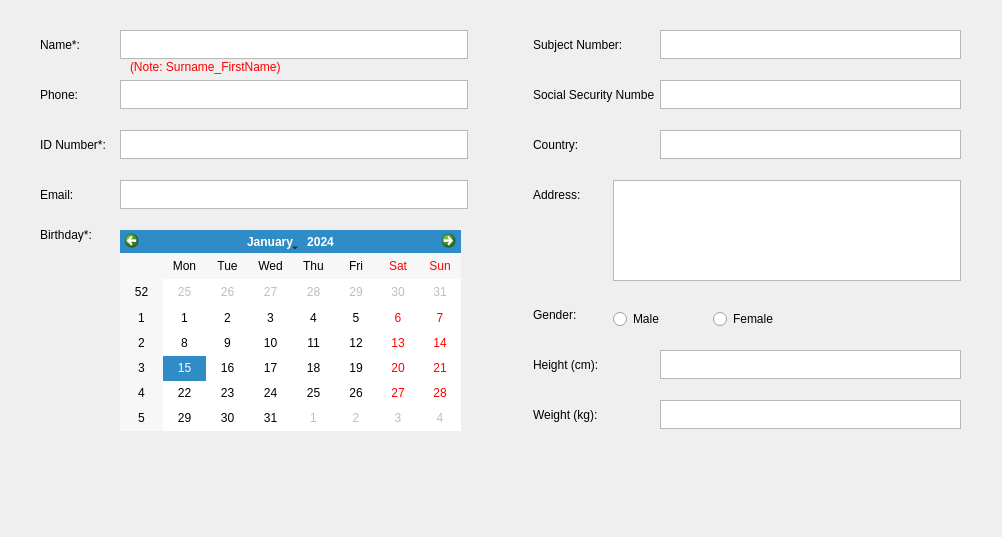
Qt form DesktopApp/createnewpatientdialog.ui (michaelfong2017/landmark-annotator-desktop) before a commit.
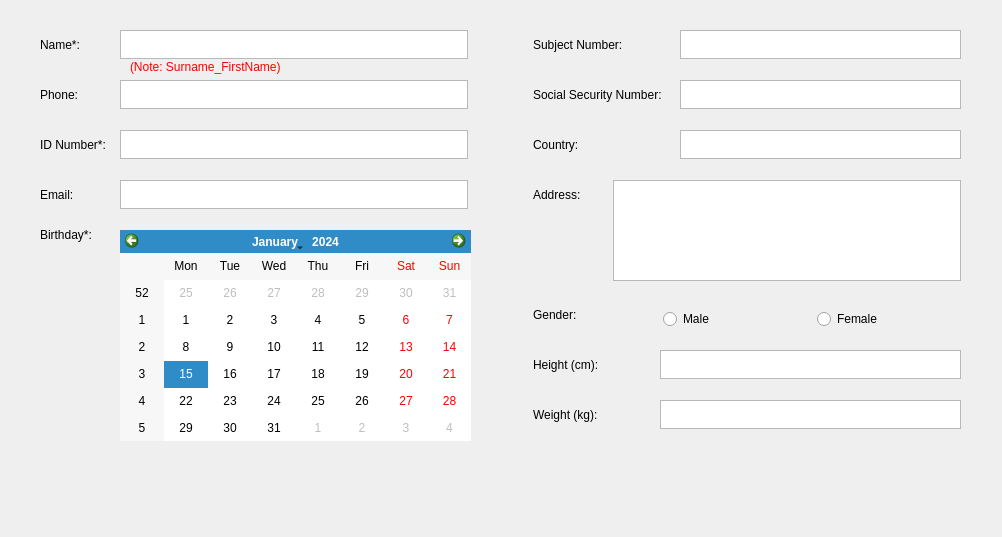
The same form after that commit.

Commit message: Fixed ImageWrite & improved RANSAC speed & fixed UI

Patch:
```diff
--- a/DesktopApp/createnewpatientdialog.ui
+++ b/DesktopApp/createnewpatientdialog.ui
@@ -28,10 +28,13 @@
     <rect>
      <x>533</x>
      <y>350</y>
-     <width>71</width>
+     <width>111</width>
      <height>29</height>
     </rect>
    </property>
+   <property name="styleSheet">
+    <string notr="true">font: 12px &quot;MS Shell Dlg 2&quot;;</string>
+   </property>
    <property name="text">
     <string>Height (cm):</string>
    </property>
@@ -41,10 +44,13 @@
     <rect>
      <x>40</x>
      <y>180</y>
-     <width>45</width>
+     <width>81</width>
      <height>29</height>
     </rect>
    </property>
+   <property name="styleSheet">
+    <string notr="true">font: 12px &quot;MS Shell Dlg 2&quot;;</string>
+   </property>
    <property name="text">
     <string>Email:</string>
    </property>
@@ -54,10 +60,13 @@
     <rect>
      <x>40</x>
      <y>30</y>
-     <width>61</width>
+     <width>81</width>
      <height>29</height>
     </rect>
    </property>
+   <property name="styleSheet">
+    <string notr="true">font: 12px &quot;MS Shell Dlg 2&quot;;</string>
+   </property>
    <property name="text">
     <string>Name*:</string>
    </property>
@@ -77,10 +86,13 @@
     <rect>
      <x>533</x>
      <y>30</y>
-     <width>91</width>
+     <width>131</width>
      <height>29</height>
     </rect>
    </property>
+   <property name="styleSheet">
+    <string notr="true">font: 12px &quot;MS Shell Dlg 2&quot;;</string>
+   </property>
    <property name="text">
     <string>Subject Number:</string>
    </property>
@@ -90,10 +102,13 @@
     <rect>
      <x>533</x>
      <y>400</y>
-     <width>71</width>
+     <width>111</width>
      <height>29</height>
     </rect>
    </property>
+   <property name="styleSheet">
+    <string notr="true">font: 12px &quot;MS Shell Dlg 2&quot;;</string>
+   </property>
    <property name="text">
     <string>Weight (kg):</string>
    </property>
@@ -101,9 +116,9 @@
   <widget class="QTextEdit" name="subjectNumberInput">
    <property name="geometry">
     <rect>
-     <x>660</x>
+     <x>680</x>
      <y>30</y>
-     <width>301</width>
+     <width>281</width>
      <height>29</height>
     </rect>
    </property>
@@ -111,9 +126,9 @@
   <widget class="QTextEdit" name="nationalityInput">
    <property name="geometry">
     <rect>
-     <x>660</x>
+     <x>680</x>
      <y>130</y>
-     <width>301</width>
+     <width>281</width>
      <height>29</height>
     </rect>
    </property>
@@ -121,9 +136,9 @@
   <widget class="QTextEdit" name="socialSecurityInput">
    <property name="geometry">
     <rect>
-     <x>660</x>
+     <x>680</x>
      <y>80</y>
-     <width>301</width>
+     <width>281</width>
      <height>29</height>
     </rect>
    </property>
@@ -166,10 +181,13 @@
     <rect>
      <x>533</x>
      <y>300</y>
-     <width>51</width>
+     <width>121</width>
      <height>29</height>
     </rect>
    </property>
+   <property name="styleSheet">
+    <string notr="true">font: 12px &quot;MS Shell Dlg 2&quot;;</string>
+   </property>
    <property name="text">
     <string>Gender:</string>
    </property>
@@ -189,10 +207,13 @@
     <rect>
      <x>533</x>
      <y>80</y>
-     <width>121</width>
+     <width>141</width>
      <height>29</height>
     </rect>
    </property>
+   <property name="styleSheet">
+    <string notr="true">font: 12px &quot;MS Shell Dlg 2&quot;;</string>
+   </property>
    <property name="text">
     <string>Social Security Number:</string>
    </property>
@@ -202,10 +223,13 @@
     <rect>
      <x>40</x>
      <y>80</y>
-     <width>45</width>
+     <width>81</width>
      <height>29</height>
     </rect>
    </property>
+   <property name="styleSheet">
+    <string notr="true">font: 12px &quot;MS Shell Dlg 2&quot;;</string>
+   </property>
    <property name="text">
     <string>Phone:</string>
    </property>
@@ -223,15 +247,18 @@
   <widget class="QWidget" name="horizontalLayoutWidget_2">
    <property name="geometry">
     <rect>
-     <x>613</x>
+     <x>663</x>
      <y>300</y>
-     <width>194</width>
+     <width>301</width>
      <height>39</height>
     </rect>
    </property>
    <layout class="QHBoxLayout" name="sexInput">
     <item>
      <widget class="QRadioButton" name="male">
+      <property name="styleSheet">
+       <string notr="true">font: 10px &quot;MS Shell Dlg 2&quot;;</string>
+      </property>
       <property name="text">
        <string>Male</string>
       </property>
@@ -239,6 +266,9 @@
     </item>
     <item>
      <widget class="QRadioButton" name="female">
+      <property name="styleSheet">
+       <string notr="true">font: 10px &quot;MS Shell Dlg 2&quot;;</string>
+      </property>
       <property name="text">
        <string>Female</string>
       </property>
@@ -251,10 +281,13 @@
     <rect>
      <x>533</x>
      <y>180</y>
-     <width>61</width>
+     <width>81</width>
      <height>29</height>
     </rect>
    </property>
+   <property name="styleSheet">
+    <string notr="true">font: 12px &quot;MS Shell Dlg 2&quot;;</string>
+   </property>
    <property name="text">
     <string>Address:</string>
    </property>
@@ -264,10 +297,13 @@
     <rect>
      <x>533</x>
      <y>130</y>
-     <width>61</width>
+     <width>131</width>
      <height>29</height>
     </rect>
    </property>
+   <property name="styleSheet">
+    <string notr="true">font: 12px &quot;MS Shell Dlg 2&quot;;</string>
+   </property>
    <property name="text">
     <string>Country:</string>
    </property>
@@ -277,20 +313,26 @@
     <rect>
      <x>120</x>
      <y>230</y>
-     <width>341</width>
-     <height>201</height>
+     <width>351</width>
+     <height>211</height>
     </rect>
    </property>
+   <property name="styleSheet">
+    <string notr="true">font: 12px &quot;MS Shell Dlg 2&quot;;</string>
+   </property>
   </widget>
   <widget class="QLabel" name="idLabel">
    <property name="geometry">
     <rect>
      <x>40</x>
      <y>130</y>
-     <width>71</width>
+     <width>81</width>
      <height>29</height>
     </rect>
    </property>
+   <property name="styleSheet">
+    <string notr="true">font: 12px &quot;MS Shell Dlg 2&quot;;</string>
+   </property>
    <property name="text">
     <string>ID Number*:</string>
    </property>
```
Left out of the diff: 2 changed lines with no effect on the pictures. The commit also changes 3 other files.
